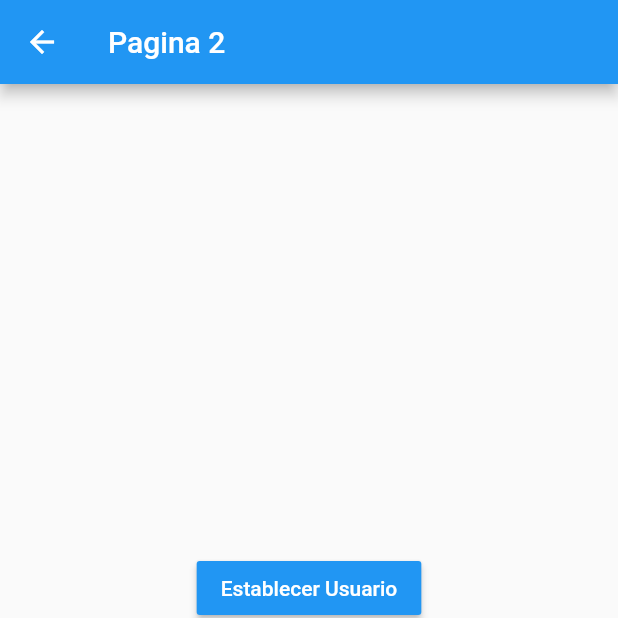
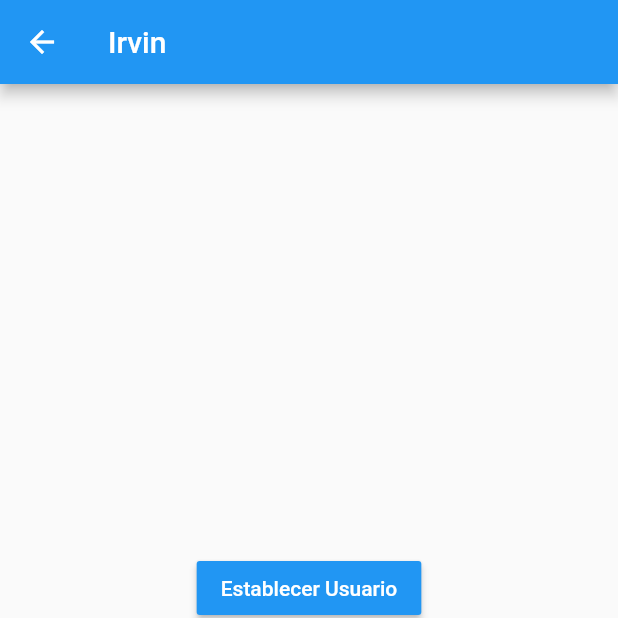
Before and after one commit to irvinjoao19/app_flutter_estados, a Flutter app: the Pagina2Page screen opened by its route, after a tap on "Establecer Usuario", on a phone screen of 412 x 824 dp, the top half of it. Run offline on Flutter 3.47's test engine with Material 2 defaults, Android fonts, the phone set to English and light mode, and no system bars.

Commit message:
Fin Singleton

```diff
--- a/lib/models/usuario.dart
+++ b/lib/models/usuario.dart
@@ -1,7 +1,7 @@
 class Usuario {
   String nombre;
   int edad;
-  List<String> profesiones;
+  List<String>? profesiones;
 
   Usuario(
       {required this.nombre, required this.edad, required this.profesiones});
--- a/lib/pages/pagina1_page.dart
+++ b/lib/pages/pagina1_page.dart
@@ -1,4 +1,7 @@
 import 'package:flutter/material.dart';
+
+import 'package:app_estados/models/usuario.dart';
+import 'package:app_estados/services/usuario_service.dart';
 
 class Pagina1Page extends StatelessWidget {
   @override
@@ -7,7 +10,18 @@ class Pagina1Page extends StatelessWidget {
       appBar: AppBar(
         title: Text('Pagina 1'),
       ),
-      body: InformacionUsuario(),
+      body: StreamBuilder(
+        stream: usuarioServices.usuarioStream,
+        builder: (BuildContext context, AsyncSnapshot<Usuario> snapshot) {
+          return snapshot.hasData
+              ? InformacionUsuario(snapshot.requireData)
+              : Center(child: Text('No hay información del usuario'));
+        },
+      ),
+
+      /* usuarioServices.existeUsuario
+          ? InformacionUsuario(usuarioServices.usuario)
+          : Center(child: Text('No hay información del usuario')), */
       floatingActionButton: FloatingActionButton(
         child: Icon(Icons.accessibility_new),
         onPressed: () => Navigator.pushNamed(context, 'pagina2'),
@@ -17,6 +31,9 @@ class Pagina1Page extends StatelessWidget {
 }
 
 class InformacionUsuario extends StatelessWidget {
+  final Usuario usuario;
+
+  const InformacionUsuario(this.usuario);
   @override
   Widget build(BuildContext context) {
     return Container(
@@ -29,14 +46,17 @@ class InformacionUsuario extends StatelessWidget {
           Text('General',
               style: TextStyle(fontSize: 18, fontWeight: FontWeight.bold)),
           Divider(),
-          ListTile(title: Text('Nombre: ')),
-          ListTile(title: Text('Edad: ')),
+          ListTile(title: Text('Nombre: ${usuario.nombre}')),
+          ListTile(title: Text('Edad: ${usuario.edad}')),
           Text('Profesiones',
               style: TextStyle(fontSize: 18, fontWeight: FontWeight.bold)),
           Divider(),
-          ListTile(title: Text('Profesion1: ')),
-          ListTile(title: Text('Profesion2: ')),
-          ListTile(title: Text('Profesion3: ')),
+          ...usuario.profesiones!
+              .map((e) => ListTile(title: Text('Profesión: $e')))
+          //usuario.profesiones.map((e) => null)
+          //ListTile(title: Text('Profesion1: ')),
+          //ListTile(title: Text('Profesion2: ')),
+          //ListTile(title: Text('Profesion3: ')),
         ],
       ),
     );
--- a/lib/pages/pagina2_page.dart
+++ b/lib/pages/pagina2_page.dart
@@ -1,11 +1,21 @@
 import 'package:flutter/material.dart';
+
+import 'package:app_estados/models/usuario.dart';
+import 'package:app_estados/services/usuario_service.dart';
 
 class Pagina2Page extends StatelessWidget {
   @override
   Widget build(BuildContext context) {
     return Scaffold(
       appBar: AppBar(
-        title: Text('Pagina 2'),
+        title: StreamBuilder(
+          stream: usuarioServices.usuarioStream,
+          builder: (BuildContext context, AsyncSnapshot<Usuario> snapshot) {
+            return snapshot.hasData
+                ? Text(snapshot.requireData.nombre)
+                : Text('Pagina 2');
+          },
+        ),
       ),
       body: Center(
         child: Column(
@@ -17,7 +27,13 @@ class Pagina2Page extends StatelessWidget {
                 style: TextStyle(color: Colors.white),
               ),
               color: Colors.blue,
-              onPressed: () {},
+              onPressed: () {
+                final nuevoUsuario = Usuario(
+                    nombre: 'Irvin',
+                    edad: 27,
+                    profesiones: ['kotlin', 'flutter', 'java', 'dart']);
+                usuarioServices.cargarUsuario(nuevoUsuario);
+              },
             ),
             MaterialButton(
               child: Text(
@@ -25,7 +41,9 @@ class Pagina2Page extends StatelessWidget {
                 style: TextStyle(color: Colors.white),
               ),
               color: Colors.blue,
-              onPressed: () {},
+              onPressed: () {
+                usuarioServices.cambiarEdad(30);
+              },
             ),
             MaterialButton(
               child: Text(
```
Also changed, not shown: lib/services/usuario_service.dart (added, +32 -0 lines).
